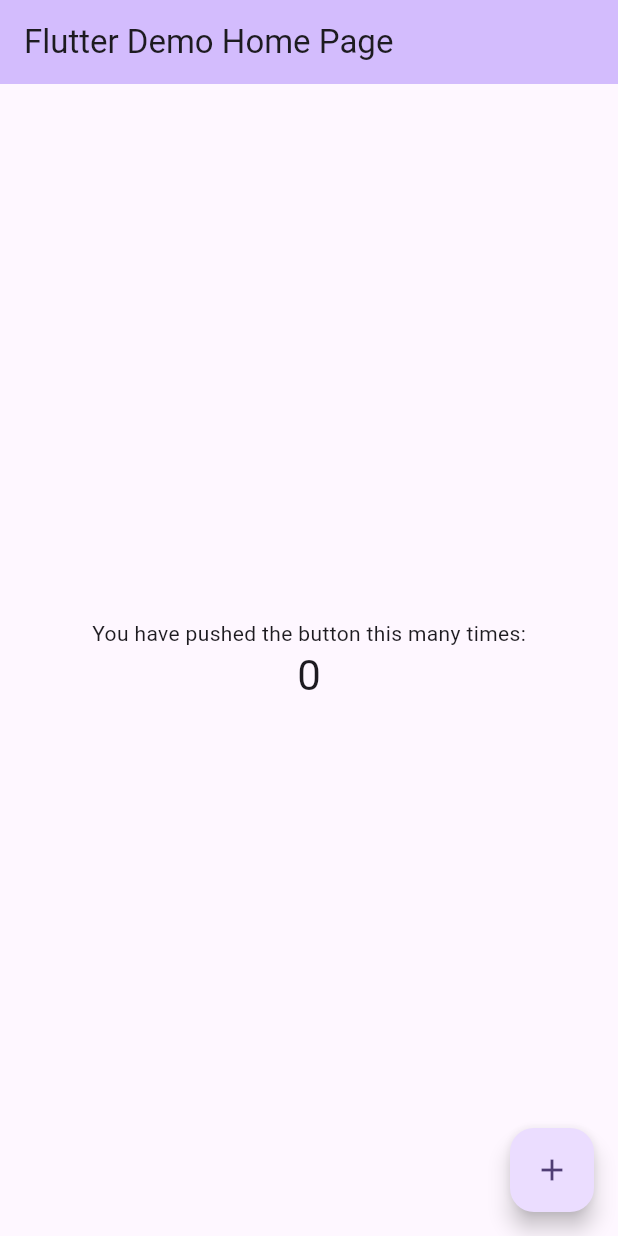
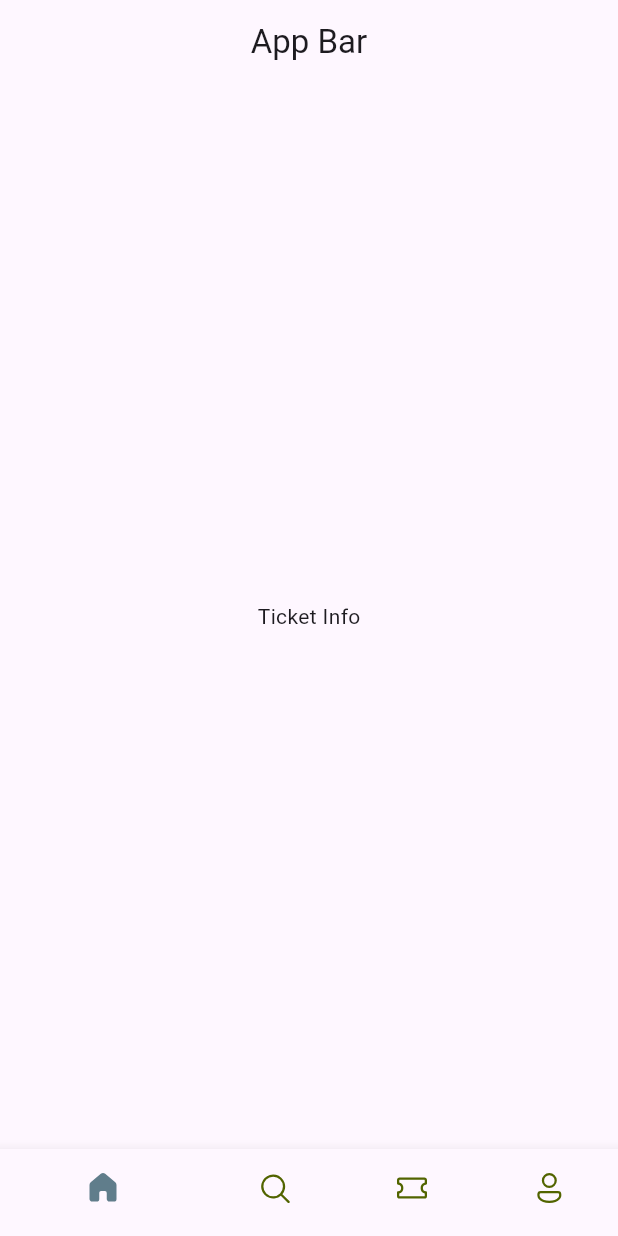
Before and after one commit to SuhailPA/FlutterProject, a Flutter app: the screen it shows after launch, on a phone screen of 412 x 824 dp. Run offline on Flutter 3.47's test engine with Material 3 defaults, Android fonts, the phone set to English and light mode, and no system bars; our stand-ins replace fluentui_icons.

Commit message:
Design section completed for bottom bar

```diff
--- /dev/null
+++ b/lib/core/bottom_nav_bar.dart
@@ -0,0 +1,49 @@
+import 'package:fluentui_icons/fluentui_icons.dart';
+import 'package:flutter/cupertino.dart';
+import 'package:flutter/material.dart';
+import 'package:flutter/widgets.dart';
+
+class BottomNavBar extends StatefulWidget {
+  const BottomNavBar({super.key});
+
+  @override
+  State<BottomNavBar> createState() => _BottomNavBarState();
+}
+
+class _BottomNavBarState extends State<BottomNavBar> {
+  @override
+  Widget build(BuildContext context) {
+    return Scaffold(
+      appBar: AppBar(
+        title: const Center(child: Text("App Bar")),
+      ),
+      body: const Center(
+        child: Text("Ticket Info"),
+      ),
+      bottomNavigationBar: BottomNavigationBar(
+        selectedItemColor: Colors.blueGrey,
+        unselectedItemColor: const Color(0xFF526400),
+        showSelectedLabels: false,
+        items: const [
+          BottomNavigationBarItem(
+              icon: Icon(FluentSystemIcons.ic_fluent_home_regular),
+              label: "Home",
+              activeIcon: Icon(FluentSystemIcons.ic_fluent_home_filled)),
+          BottomNavigationBarItem(
+              icon: Icon(FluentSystemIcons.ic_fluent_search_regular),
+              label: "Search",
+              activeIcon:
+                  (Icon(FluentSystemIcons.ic_fluent_clipboard_search_filled))),
+          BottomNavigationBarItem(
+              icon: Icon(FluentSystemIcons.ic_fluent_ticket_regular),
+              label: "Tickets",
+              activeIcon: Icon(FluentSystemIcons.ic_fluent_ticket_filled)),
+          BottomNavigationBarItem(
+              icon: Icon(FluentSystemIcons.ic_fluent_person_regular),
+              activeIcon: Icon(FluentSystemIcons.ic_fluent_person_filled),
+              label: "Person"),
+        ],
+      ),
+    );
+  }
+}
--- a/lib/main.dart
+++ b/lib/main.dart
@@ -1,4 +1,6 @@
 import 'package:flutter/material.dart';
+
+import 'core/bottom_nav_bar.dart';
 
 void main() {
   runApp(const MyApp());
@@ -7,119 +9,15 @@ void main() {
 class MyApp extends StatelessWidget {
   const MyApp({super.key});
 
-  // This widget is the root of your application.
   @override
   Widget build(BuildContext context) {
     return MaterialApp(
       title: 'Flutter Demo',
       theme: ThemeData(
-        // This is the theme of your application.
-        //
-        // TRY THIS: Try running your application with "flutter run". You'll see
-        // the application has a purple toolbar. Then, without quitting the app,
-        // try changing the seedColor in the colorScheme below to Colors.green
-        // and then invoke "hot reload" (save your changes or press the "hot
-        // reload" button in a Flutter-supported IDE, or press "r" if you used
-        // the command line to start the app).
-        //
-        // Notice that the counter didn't reset back to zero; the application
-        // state is not lost during the reload. To reset the state, use hot
-        // restart instead.
-        //
-        // This works for code too, not just values: Most code changes can be
-        // tested with just a hot reload.
         colorScheme: ColorScheme.fromSeed(seedColor: Colors.deepPurple),
         useMaterial3: true,
       ),
-      home: const MyHomePage(title: 'Flutter Demo Home Page'),
+      home: BottomNavBar(),
     );
   }
 }
-
-class MyHomePage extends StatefulWidget {
-  const MyHomePage({super.key, required this.title});
-
-  // This widget is the home page of your application. It is stateful, meaning
-  // that it has a State object (defined below) that contains fields that affect
-  // how it looks.
-
-  // This class is the configuration for the state. It holds the values (in this
-  // case the title) provided by the parent (in this case the App widget) and
-  // used by the build method of the State. Fields in a Widget subclass are
-  // always marked "final".
-
-  final String title;
-
-  @override
-  State<MyHomePage> createState() => _MyHomePageState();
-}
-
-class _MyHomePageState extends State<MyHomePage> {
-  int _counter = 0;
-
-  void _incrementCounter() {
-    setState(() {
-      // This call to setState tells the Flutter framework that something has
-      // changed in this State, which causes it to rerun the build method below
-      // so that the display can reflect the updated values. If we changed
-      // _counter without calling setState(), then the build method would not be
-      // called again, and so nothing would appear to happen.
-      _counter++;
-    });
-  }
-
-  @override
-  Widget build(BuildContext context) {
-    // This method is rerun every time setState is called, for instance as done
-    // by the _incrementCounter method above.
-    //
-    // The Flutter framework has been optimized to make rerunning build methods
-    // fast, so that you can just rebuild anything that needs updating rather
-    // than having to individually change instances of widgets.
-    return Scaffold(
-      appBar: AppBar(
-        // TRY THIS: Try changing the color here to a specific color (to
-        // Colors.amber, perhaps?) and trigger a hot reload to see the AppBar
-        // change color while the other colors stay the same.
-        backgroundColor: Theme.of(context).colorScheme.inversePrimary,
-        // Here we take the value from the MyHomePage object that was created by
-        // the App.build method, and use it to set our appbar title.
-        title: Text(widget.title),
-      ),
-      body: Center(
-        // Center is a layout widget. It takes a single child and positions it
-        // in the middle of the parent.
-        child: Column(
-          // Column is also a layout widget. It takes a list of children and
-          // arranges them vertically. By default, it sizes itself to fit its
-          // children horizontally, and tries to be as tall as its parent.
-          //
-          // Column has various properties to control how it sizes itself and
-          // how it positions its children. Here we use mainAxisAlignment to
-          // center the children vertically; the main axis here is the vertical
-          // axis because Columns are vertical (the cross axis would be
-          // horizontal).
-          //
-          // TRY THIS: Invoke "debug painting" (choose the "Toggle Debug Paint"
-          // action in the IDE, or press "p" in the console), to see the
-          // wireframe for each widget.
-          mainAxisAlignment: MainAxisAlignment.center,
-          children: <Widget>[
-            const Text(
-              'You have pushed the button this many times:',
-            ),
-            Text(
-              '$_counter',
-              style: Theme.of(context).textTheme.headlineMedium,
-            ),
-          ],
-        ),
-      ),
-      floatingActionButton: FloatingActionButton(
-        onPressed: _incrementCounter,
-        tooltip: 'Increment',
-        child: const Icon(Icons.add),
-      ), // This trailing comma makes auto-formatting nicer for build methods.
-    );
-  }
-}
--- a/pubspec.yaml
+++ b/pubspec.yaml
@@ -35,6 +35,7 @@ dependencies:
   # The following adds the Cupertino Icons font to your application.
   # Use with the CupertinoIcons class for iOS style icons.
   cupertino_icons: ^1.0.6
+  fluentui_icons: ^1.0.0
 
 dev_dependencies:
   flutter_test:
```
Also changed, not shown: pubspec.lock.
